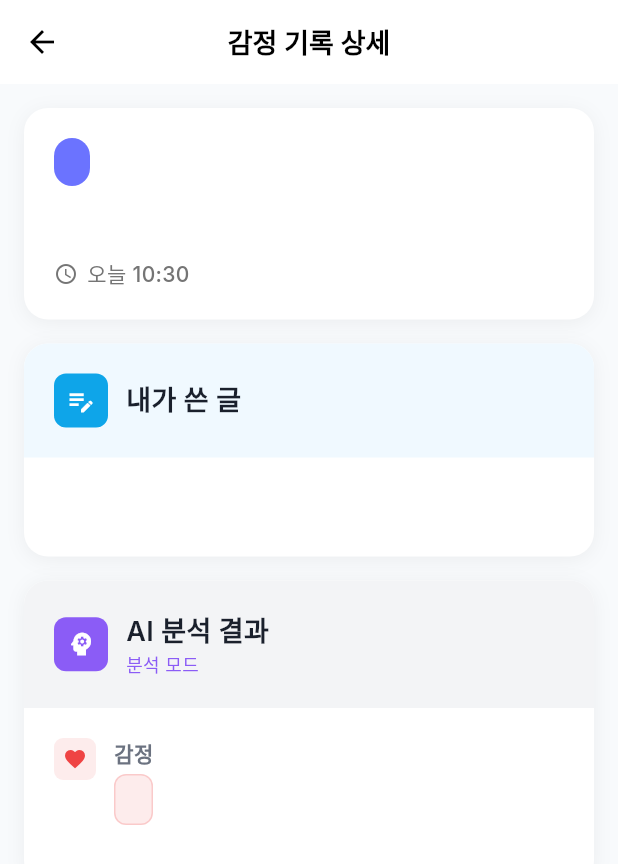
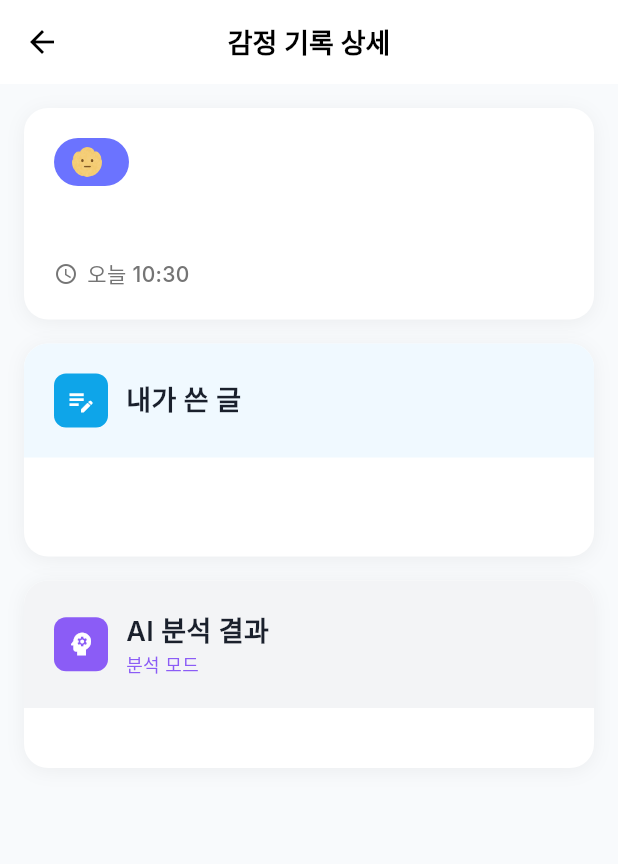
Before and after one commit to madorik/illusion-note-app, a Flutter app: the EmotionDetailScreen screen opened directly with empty values, on a phone screen of 412 x 824 dp. Shown: the top 864 px of the screen. Run offline on Flutter 3.47's test engine with Material 3 defaults, Android fonts, the phone set to English and light mode, and no system bars; our stand-ins replace dio, firebase_auth, firebase_core, go_router, google_fonts, google_sign_in and 2 more; accounts and stored records are empty.

Commit message:
감정 이모티콘 이미지 적용

```diff
--- a/lib/features/history/screens/emotion_detail_screen.dart
+++ b/lib/features/history/screens/emotion_detail_screen.dart
@@ -1,5 +1,4 @@
 import 'package:flutter/material.dart';
-import 'package:intl/intl.dart';
 import 'package:go_router/go_router.dart';
 import 'package:google_fonts/google_fonts.dart';
 import '../../../core/models/emotion_analysis_model.dart';
@@ -82,13 +81,45 @@ class EmotionDetailScreen extends StatelessWidget {
               color: _getEmotionColorFromString(post.emotion),
               borderRadius: BorderRadius.circular(20),
             ),
-            child: Text(
+            child: Row(
+              mainAxisSize: MainAxisSize.min,
+              children: [
+                // 감정 이미지
+                Container(
+                  width: 20,
+                  height: 20,
+                  decoration: BoxDecoration(
+                    borderRadius: BorderRadius.circular(10),
+                  ),
+                  child: ClipRRect(
+                    borderRadius: BorderRadius.circular(10),
+                    child: Image.asset(
+                      _getEmotionImagePath(post.emotion),
+                      width: 20,
+                      height: 20,
+                      fit: BoxFit.cover,
+                      errorBuilder: (context, error, stackTrace) {
+                        debugPrint('❌ Image load error: $error');
+                        debugPrint('❌ Image path: ${_getEmotionImagePath(post.emotion)}');
+                        return const Icon(
+                          Icons.mood,
+                          color: Colors.white,
+                          size: 16,
+                        );
+                      },
+                    ),
+                  ),
+                ),
+                const SizedBox(width: 6),
+                Text(
                   post.emotion,
                   style: GoogleFonts.inter(
                     color: Colors.white,
                     fontSize: 14,
                     fontWeight: FontWeight.w600,
                   ),
+                ),
+              ],
             ),
           ),
 
@@ -279,16 +310,6 @@ class EmotionDetailScreen extends StatelessWidget {
             child: Column(
               crossAxisAlignment: CrossAxisAlignment.start,
               children: [
-                // 감정 분석
-                _buildAnalysisItem(
-                  '감정',
-                  post.emotion,
-                  Icons.favorite,
-                  const Color(0xFFEF4444),
-                ),
-
-                const SizedBox(height: 20),
-
                 // AI 응답
                 if (post.response.isNotEmpty) ...[
                   _buildAnalysisSection(
@@ -328,58 +349,7 @@ class EmotionDetailScreen extends StatelessWidget {
     );
   }
 
-  Widget _buildAnalysisItem(String label, String value, IconData icon, Color color) {
-    return Row(
-      crossAxisAlignment: CrossAxisAlignment.start,
-      children: [
-        Container(
-          padding: const EdgeInsets.all(6),
-          decoration: BoxDecoration(
-            color: color.withOpacity(0.1),
-            borderRadius: BorderRadius.circular(6),
-          ),
-          child: Icon(
-            icon,
-            color: color,
-            size: 16,
-          ),
-        ),
-        const SizedBox(width: 12),
-        Expanded(
-          child: Column(
-            crossAxisAlignment: CrossAxisAlignment.start,
-            children: [
-              Text(
-                label,
-                style: GoogleFonts.inter(
-                  fontSize: 14,
-                  fontWeight: FontWeight.w600,
-                  color: const Color(0xFF6B7280),
-                ),
-              ),
-              const SizedBox(height: 4),
-              Container(
-                padding: const EdgeInsets.symmetric(horizontal: 12, vertical: 6),
-                decoration: BoxDecoration(
-                  color: color.withOpacity(0.1),
-                  borderRadius: BorderRadius.circular(8),
-                  border: Border.all(color: color.withOpacity(0.2)),
-                ),
-                child: Text(
-                  value,
-                  style: GoogleFonts.inter(
-                    fontSize: 14,
-                    fontWeight: FontWeight.w600,
-                    color: color,
-                  ),
-                ),
-              ),
-            ],
-          ),
-        ),
-      ],
-    );
-  }
+
 
   Widget _buildAnalysisSection(String label, String content, IconData icon, Color color) {
     return Column(
@@ -446,6 +416,52 @@ class EmotionDetailScreen extends StatelessWidget {
     }
   }
 
+  String _getEmotionImagePath(String emotion) {
+    // 디버깅: 실제 emotion 값 확인
+    debugPrint('🔍 Original emotion: "$emotion"');
+
+    // API 응답의 emotion 값을 이미지 파일명과 맵핑
+    // 정확한 문자열 매칭을 위해 trim()과 toLowerCase() 적용
+    final cleanEmotion = emotion.trim().toLowerCase();
+    debugPrint('🔍 Clean emotion: "$cleanEmotion"');
+
+    String imagePath;
+
+    // 감정 키워드 포함 여부로 매칭 (더 유연한 매칭)
+    if (cleanEmotion.contains('기쁨') || cleanEmotion.contains('행복') ||
+        cleanEmotion.contains('좋') || cleanEmotion.contains('즐거') ||
+        cleanEmotion.contains('만족') || cleanEmotion.contains('joy') ||
+        cleanEmotion.contains('happy')) {
+      imagePath = 'assets/images/emotion/기쁨.png';
+    }
+    else if (cleanEmotion.contains('슬픔') || cleanEmotion.contains('슬프') ||
+        cleanEmotion.contains('아쉬') || cleanEmotion.contains('속상') ||
+        cleanEmotion.contains('sad') || cleanEmotion.contains('우')) {
+      imagePath = 'assets/images/emotion/슬픔.png';
+    }
+    else if (cleanEmotion.contains('화') || cleanEmotion.contains('분노') ||
+        cleanEmotion.contains('짜증') || cleanEmotion.contains('angry') ||
+        cleanEmotion.contains('anger')) {
+      imagePath = 'assets/images/emotion/화남.png';
+    }
+    else if (cleanEmotion.contains('불안') || cleanEmotion.contains('걱정') ||
+        cleanEmotion.contains('초조') || cleanEmotion.contains('anxious') ||
+        cleanEmotion.contains('worried')) {
+      imagePath = 'assets/images/emotion/불안.png';
+    }
+    else if (cleanEmotion.contains('우울') || cleanEmotion.contains('depressed') ||
+        cleanEmotion.contains('depression')) {
+      imagePath = 'assets/images/emotion/우울.png';
+    }
+    else {
+      // 기본값
+      imagePath = 'assets/images/emotion/보통.png';
+    }
+
+    debugPrint('✅ Selected image path: $imagePath');
+    return imagePath;
+  }
+
   Color _getEmotionColorFromString(String emotion) {
     switch (emotion) {
       case '기쁨':
--- a/pubspec.yaml
+++ b/pubspec.yaml
@@ -101,6 +101,7 @@ flutter:
   # To add assets to your application, add an assets section, like this:
   assets:
     - assets/images/
+    - assets/images/emotion/
     - assets/icons/
 
   # An image asset can refer to one or more resolution-specific "variants", see
```
Also changed, not shown: assets/images/emotion/기쁨.png (added), assets/images/emotion/보통.png (added), assets/images/emotion/불안.png (added), assets/images/emotion/슬픔.png (added), assets/images/emotion/우울.png (added), assets/images/emotion/화남.png (added). Lines whose indentation alone changed are shown as unchanged.
